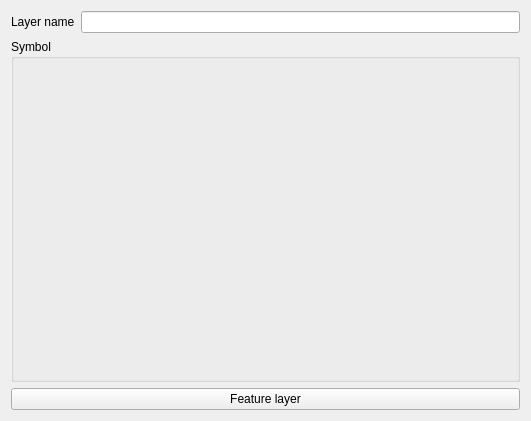
This is demos/painter/cartoUI/FeatureLayerPropertiesWidget.ui in yudjin87/tour_du_monde as Qt 5 draws it before an edit. The edited form follows.
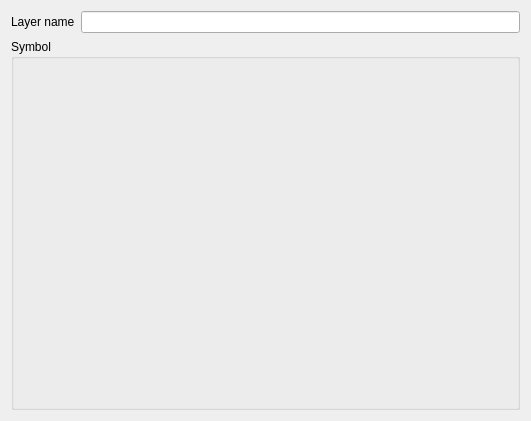
This is the edited form.

```diff
--- a/demos/painter/cartoUI/FeatureLayerPropertiesWidget.ui
+++ b/demos/painter/cartoUI/FeatureLayerPropertiesWidget.ui
@@ -40,13 +40,6 @@
      </item>
     </layout>
    </item>
-   <item>
-    <widget class="QPushButton" name="pushButton">
-     <property name="text">
-      <string>Feature layer</string>
-     </property>
-    </widget>
-   </item>
   </layout>
  </widget>
  <resources/>
```
